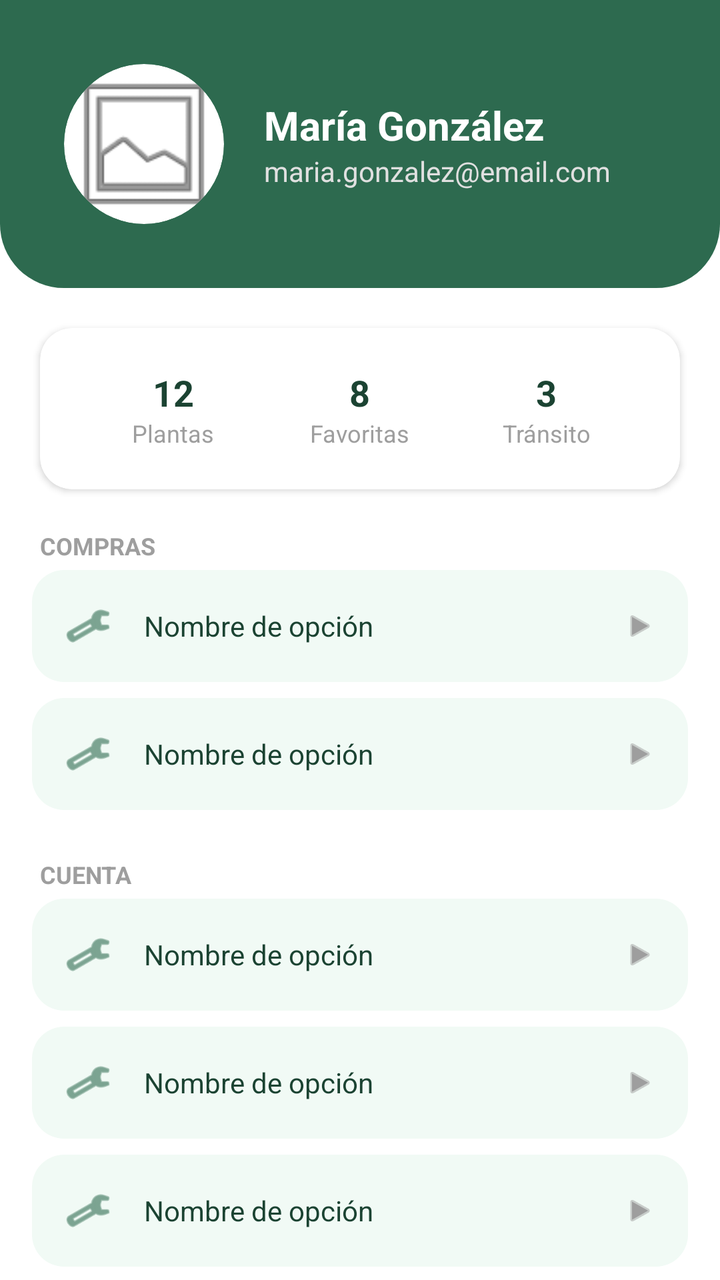
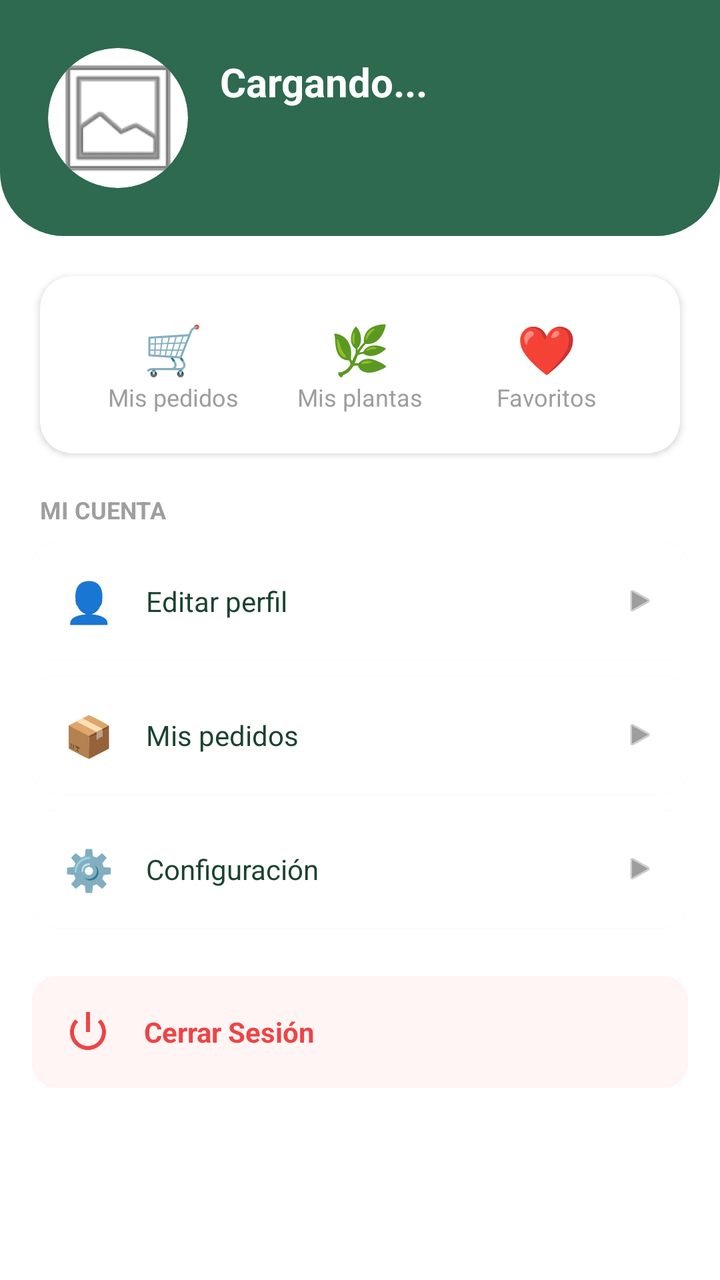

The first picture is an Android layout as it rendered before a commit; the second is the same layout after the commit. The layout source and the unified diff follow.
<!-- AndroidManifest.xml: application theme Theme.Plantifyapp -->
<!-- res/layout/fragment_profile.xml -->
<?xml version="1.0" encoding="utf-8"?>
<androidx.constraintlayout.widget.ConstraintLayout xmlns:android="http://schemas.android.com/apk/res/android"
    xmlns:app="http://schemas.android.com/apk/res-auto"
    xmlns:tools="http://schemas.android.com/tools"
    android:layout_width="match_parent"
    android:layout_height="match_parent"
    android:background="@color/white">

    
    <LinearLayout
        android:id="@+id/headerProfile"
        android:layout_width="match_parent"
        android:layout_height="wrap_content"
        android:background="@drawable/bg_header"
        android:gravity="center_vertical"
        android:orientation="horizontal"
        android:padding="32dp"
        app:layout_constraintTop_toTopOf="parent">

        <androidx.cardview.widget.CardView
            android:layout_width="80dp"
            android:layout_height="80dp"
            app:cardCornerRadius="40dp"
            app:cardElevation="0dp">
            <ImageView
                android:layout_width="match_parent"
                android:layout_height="match_parent"
                android:scaleType="centerCrop"
                android:src="@android:drawable/ic_menu_gallery" />
        </androidx.cardview.widget.CardView>

        <LinearLayout
            android:layout_width="wrap_content"
            android:layout_height="wrap_content"
            android:layout_marginStart="20dp"
            android:orientation="vertical">
            <TextView
                android:layout_width="wrap_content"
                android:layout_height="wrap_content"
                android:text="María González"
                android:textColor="@color/white"
                android:textSize="20sp"
                android:textStyle="bold" />
            <TextView
                android:layout_width="wrap_content"
                android:layout_height="wrap_content"
                android:text="maria.gonzalez@email.com"
                android:textColor="@color/text_white_secondary"
                android:textSize="14sp" />
        </LinearLayout>
    </LinearLayout>

    <androidx.core.widget.NestedScrollView
        android:layout_width="match_parent"
        android:layout_height="0dp"
        android:fillViewport="true"
        app:layout_constraintBottom_toBottomOf="parent"
        app:layout_constraintTop_toBottomOf="@id/headerProfile">

        <LinearLayout
            android:layout_width="match_parent"
            android:layout_height="wrap_content"
            android:orientation="vertical"
            android:paddingBottom="32dp">

            
            <androidx.cardview.widget.CardView
                android:layout_width="match_parent"
                android:layout_height="wrap_content"
                android:layout_margin="20dp"
                app:cardCornerRadius="16dp"
                app:cardElevation="2dp">
                <LinearLayout
                    android:layout_width="match_parent"
                    android:layout_height="wrap_content"
                    android:padding="20dp">
                    <LinearLayout
                        android:layout_width="0dp"
                        android:layout_height="wrap_content"
                        android:layout_weight="1"
                        android:gravity="center"
                        android:orientation="vertical">
                        <TextView android:layout_width="wrap_content" android:layout_height="wrap_content" android:text="12" android:textColor="@color/text_primary" android:textSize="18sp" android:textStyle="bold" />
                        <TextView android:layout_width="wrap_content" android:layout_height="wrap_content" android:text="Plantas" android:textColor="@color/gray_medium" android:textSize="12sp" />
                    </LinearLayout>
                    <LinearLayout
                        android:layout_width="0dp"
                        android:layout_height="wrap_content"
                        android:layout_weight="1"
                        android:gravity="center"
                        android:orientation="vertical">
                        <TextView android:layout_width="wrap_content" android:layout_height="wrap_content" android:text="8" android:textColor="@color/text_primary" android:textSize="18sp" android:textStyle="bold" />
                        <TextView android:layout_width="wrap_content" android:layout_height="wrap_content" android:text="Favoritas" android:textColor="@color/gray_medium" android:textSize="12sp" />
                    </LinearLayout>
                    <LinearLayout
                        android:layout_width="0dp"
                        android:layout_height="wrap_content"
                        android:layout_weight="1"
                        android:gravity="center"
                        android:orientation="vertical">
                        <TextView android:layout_width="wrap_content" android:layout_height="wrap_content" android:text="3" android:textColor="@color/text_primary" android:textSize="18sp" android:textStyle="bold" />
                        <TextView android:layout_width="wrap_content" android:layout_height="wrap_content" android:text="Tránsito" android:textColor="@color/gray_medium" android:textSize="12sp" />
                    </LinearLayout>
                </LinearLayout>
            </androidx.cardview.widget.CardView>

            <TextView android:layout_width="wrap_content" android:layout_height="wrap_content" android:layout_marginStart="20dp" android:text="COMPRAS" android:textColor="@color/gray_medium" android:textSize="12sp" android:textStyle="bold" />
            <include layout="@layout/item_profile_option" />
            <include layout="@layout/item_profile_option" />

            <TextView android:layout_width="wrap_content" android:layout_height="wrap_content" android:layout_marginStart="20dp" android:layout_marginTop="20dp" android:text="CUENTA" android:textColor="@color/gray_medium" android:textSize="12sp" android:textStyle="bold" />
            <include layout="@layout/item_profile_option" />
            <include layout="@layout/item_profile_option" />
            <include layout="@layout/item_profile_option" />

            <View android:layout_width="match_parent" android:layout_height="24dp" />

            
            <androidx.cardview.widget.CardView
                android:id="@+id/btnCardLogout"
                android:layout_width="match_parent"
                android:layout_height="wrap_content"
                android:layout_marginHorizontal="16dp"
                android:clickable="true"
                android:focusable="true"
                app:cardCornerRadius="12dp"
                app:cardElevation="0dp">
                <LinearLayout
                    android:layout_width="match_parent"
                    android:layout_height="wrap_content"
                    android:background="#FFF5F5"
                    android:gravity="center_vertical"
                    android:padding="16dp">
                    <ImageView
                        android:layout_width="24dp"
                        android:layout_height="24dp"
                        android:src="@android:drawable/ic_lock_power_off"
                        app:tint="#EF4444" />
                    <TextView
                        android:layout_width="wrap_content"
                        android:layout_height="wrap_content"
                        android:layout_marginStart="16dp"
                        android:text="Cerrar Sesión"
                        android:textColor="#EF4444"
                        android:textStyle="bold" />
                </LinearLayout>
            </androidx.cardview.widget.CardView>
        </LinearLayout>
    </androidx.core.widget.NestedScrollView>
</androidx.constraintlayout.widget.ConstraintLayout>
<!-- res/layout/item_profile_option.xml (included above) -->
<?xml version="1.0" encoding="utf-8"?>
<androidx.cardview.widget.CardView xmlns:android="http://schemas.android.com/apk/res/android"
    xmlns:app="http://schemas.android.com/apk/res-auto"
    android:layout_width="match_parent"
    android:layout_height="wrap_content"
    android:layout_marginHorizontal="16dp"
    android:layout_marginVertical="4dp"
    app:cardCornerRadius="12dp"
    app:cardElevation="0dp">

    <LinearLayout
        android:layout_width="match_parent"
        android:layout_height="wrap_content"
        android:background="@drawable/bg_category_card"
        android:gravity="center_vertical"
        android:orientation="horizontal"
        android:padding="16dp">

        <ImageView
            android:id="@+id/ivOptionIcon"
            android:layout_width="24dp"
            android:layout_height="24dp"
            android:src="@android:drawable/ic_menu_manage"
            app:tint="@color/green_primary" />

        <TextView
            android:id="@+id/tvOptionName"
            android:layout_width="0dp"
            android:layout_height="wrap_content"
            android:layout_marginStart="16dp"
            android:layout_weight="1"
            android:text="Nombre de opción"
            android:textColor="@color/text_primary"
            android:textSize="14sp" />

        <ImageView
            android:layout_width="16dp"
            android:layout_height="16dp"
            android:src="@android:drawable/ic_media_play"
            app:tint="@color/gray_medium" />
    </LinearLayout>
</androidx.cardview.widget.CardView>
<!-- resources referenced by this layout -->
<resources>
  <color name="gray_medium">#9E9E9E</color>
  <color name="green_primary">#2D6A4F</color>
  <color name="text_primary">#1B4332</color>
  <color name="text_white_secondary">#E0E0E0</color>
  <color name="white">#FFFFFFFF</color>
  <!-- drawable bg_category_card (drawable) -->
  <?xml version="1.0" encoding="utf-8"?>
  <shape xmlns:android="http://schemas.android.com/apk/res/android">
      <solid android:color="@color/category_bg" />
      <corners android:radius="16dp" />
  </shape>
  <!-- drawable bg_header (drawable) -->
  <?xml version="1.0" encoding="utf-8"?>
  <shape xmlns:android="http://schemas.android.com/apk/res/android">
      <solid android:color="@color/green_primary" />
      <corners
          android:bottomLeftRadius="32dp"
          android:bottomRightRadius="32dp" />
  </shape>
  <style name="Theme.Plantifyapp" parent="Base.Theme.Plantifyapp" />
  <color name="category_bg">#F1FAF5</color>
  <style name="Base.Theme.Plantifyapp" parent="Theme.Material3.DayNight.NoActionBar">
          
          
      </style>
</resources>

<!-- the commit's change to res/layout/fragment_profile.xml (unified diff, before → after) -->
@@ -1,7 +1,7 @@
 <?xml version="1.0" encoding="utf-8"?>
-<androidx.constraintlayout.widget.ConstraintLayout xmlns:android="http://schemas.android.com/apk/res/android"
+<androidx.constraintlayout.widget.ConstraintLayout
+    xmlns:android="http://schemas.android.com/apk/res/android"
     xmlns:app="http://schemas.android.com/apk/res-auto"
-    xmlns:tools="http://schemas.android.com/tools"
     android:layout_width="match_parent"
     android:layout_height="match_parent"
     android:background="@color/white">
@@ -12,50 +12,84 @@
         android:layout_width="match_parent"
         android:layout_height="wrap_content"
         android:background="@drawable/bg_header"
-        android:gravity="center_vertical"
-        android:orientation="horizontal"
-        android:padding="32dp"
+        android:orientation="vertical"
+        android:padding="24dp"
         app:layout_constraintTop_toTopOf="parent">
 
-        <androidx.cardview.widget.CardView
-            android:layout_width="80dp"
-            android:layout_height="80dp"
-            app:cardCornerRadius="40dp"
-            app:cardElevation="0dp">
-            <ImageView
-                android:layout_width="match_parent"
-                android:layout_height="match_parent"
-                android:scaleType="centerCrop"
-                android:src="@android:drawable/ic_menu_gallery" />
-        </androidx.cardview.widget.CardView>
-
         <LinearLayout
+            android:layout_width="match_parent"
+            android:layout_height="wrap_content"
+            android:orientation="horizontal"
+            android:gravity="center_vertical">
+
+            
+            <androidx.cardview.widget.CardView
+                android:layout_width="70dp"
+                android:layout_height="70dp"
+                app:cardCornerRadius="35dp"
+                app:cardElevation="0dp">
+                <ImageView
+                    android:id="@+id/ivUserPhoto"
+                    android:layout_width="match_parent"
+                    android:layout_height="match_parent"
+                    android:scaleType="centerCrop"
+                    android:src="@android:drawable/ic_menu_gallery"/>
+            </androidx.cardview.widget.CardView>
+
+            
+            <LinearLayout
+                android:layout_width="0dp"
+                android:layout_height="wrap_content"
+                android:layout_weight="1"
+                android:layout_marginStart="16dp"
+                android:orientation="vertical">
+
+                <TextView
+                    android:id="@+id/tvUserName"
+                    android:layout_width="wrap_content"
+                    android:layout_height="wrap_content"
+                    android:text="Cargando..."
+                    android:textColor="@color/white"
+                    android:textSize="20sp"
+                    android:textStyle="bold"/>
+
+                <TextView
+                    android:id="@+id/tvUserEmail"
+                    android:layout_width="wrap_content"
+                    android:layout_height="wrap_content"
+                    android:text=""
+                    android:textColor="@color/text_white_secondary"
+                    android:textSize="13sp"/>
+
+                <TextView
+                    android:id="@+id/tvUserRol"
+                    android:layout_width="wrap_content"
+                    android:layout_height="wrap_content"
+                    android:text=""
+                    android:textColor="@color/text_white_secondary"
+                    android:textSize="12sp"
+                    android:layout_marginTop="2dp"/>
+            </LinearLayout>
+        </LinearLayout>
+
+        
+        <ProgressBar
+            android:id="@+id/progressBarProfile"
             android:layout_width="wrap_content"
             android:layout_height="wrap_content"
-            android:layout_marginStart="20dp"
-            android:orientation="vertical">
-            <TextView
-                android:layout_width="wrap_content"
-                android:layout_height="wrap_content"
-                android:text="María González"
-                android:textColor="@color/white"
-                android:textSize="20sp"
-                android:textStyle="bold" />
-            <TextView
-                android:layout_width="wrap_content"
-                android:layout_height="wrap_content"
-                android:text="maria.gonzalez@email.com"
-                android:textColor="@color/text_white_secondary"
-                android:textSize="14sp" />
-        </LinearLayout>
+            android:layout_gravity="center"
+            android:indeterminateTint="@color/white"
+            android:visibility="gone"
+            android:layout_marginTop="8dp"/>
     </LinearLayout>
 
+    
     <androidx.core.widget.NestedScrollView
         android:layout_width="match_parent"
         android:layout_height="0dp"
         android:fillViewport="true"
-        app:layout_constraintBottom_toBottomOf="parent"
-        app:layout_constraintTop_toBottomOf="@id/headerProfile">
+        app:layout_constraintTop_toBottomOf="@id/headerProfile"
+        app:layout_constraintBottom_toBottomOf="parent">
 
         <LinearLayout
             android:layout_width="match_parent"
@@ -74,46 +108,182 @@
                     android:layout_width="match_parent"
                     android:layout_height="wrap_content"
                     android:padding="20dp">
+
                     <LinearLayout
                         android:layout_width="0dp"
                         android:layout_height="wrap_content"
                         android:layout_weight="1"
                         android:gravity="center"
                         android:orientation="vertical">
-                        <TextView android:layout_width="wrap_content" android:layout_height="wrap_content" android:text="12" android:textColor="@color/text_primary" android:textSize="18sp" android:textStyle="bold" />
-                        <TextView android:layout_width="wrap_content" android:layout_height="wrap_content" android:text="Plantas" android:textColor="@color/gray_medium" android:textSize="12sp" />
+                        <TextView
+                            android:layout_width="wrap_content"
+                            android:layout_height="wrap_content"
+                            android:text="🛒"
+                            android:textSize="24sp"/>
+                        <TextView
+                            android:layout_width="wrap_content"
+                            android:layout_height="wrap_content"
+                            android:text="Mis pedidos"
+                            android:textColor="@color/gray_medium"
+                            android:textSize="12sp"/>
                     </LinearLayout>
+
                     <LinearLayout
                         android:layout_width="0dp"
                         android:layout_height="wrap_content"
                         android:layout_weight="1"
                         android:gravity="center"
                         android:orientation="vertical">
-                        <TextView android:layout_width="wrap_content" android:layout_height="wrap_content" android:text="8" android:textColor="@color/text_primary" android:textSize="18sp" android:textStyle="bold" />
-                        <TextView android:layout_width="wrap_content" android:layout_height="wrap_content" android:text="Favoritas" android:textColor="@color/gray_medium" android:textSize="12sp" />
+                        <TextView
+                            android:layout_width="wrap_content"
+                            android:layout_height="wrap_content"
+                            android:text="🌿"
+                            android:textSize="24sp"/>
+                        <TextView
+                            android:layout_width="wrap_content"
+                            android:layout_height="wrap_content"
+                            android:text="Mis plantas"
+                            android:textColor="@color/gray_medium"
+                            android:textSize="12sp"/>
                     </LinearLayout>
+
                     <LinearLayout
                         android:layout_width="0dp"
                         android:layout_height="wrap_content"
                         android:layout_weight="1"
                         android:gravity="center"
                         android:orientation="vertical">
-                        <TextView android:layout_width="wrap_content" android:layout_height="wrap_content" android:text="3" android:textColor="@color/text_primary" android:textSize="18sp" android:textStyle="bold" />
-                        <TextView android:layout_width="wrap_content" android:layout_height="wrap_content" android:text="Tránsito" android:textColor="@color/gray_medium" android:textSize="12sp" />
+                        <TextView
+                            android:layout_width="wrap_content"
+                            android:layout_height="wrap_content"
+                            android:text="❤️"
+                            android:textSize="24sp"/>
+                        <TextView
+                            android:layout_width="wrap_content"
+                            android:layout_height="wrap_content"
+                            android:text="Favoritos"
+                            android:textColor="@color/gray_medium"
+                            android:textSize="12sp"/>
                     </LinearLayout>
                 </LinearLayout>
             </androidx.cardview.widget.CardView>
 
-            <TextView android:layout_width="wrap_content" android:layout_height="wrap_content" android:layout_marginStart="20dp" android:text="COMPRAS" android:textColor="@color/gray_medium" android:textSize="12sp" android:textStyle="bold" />
-            <include layout="@layout/item_profile_option" />
-            <include layout="@layout/item_profile_option" />
-
-            <TextView android:layout_width="wrap_content" android:layout_height="wrap_content" android:layout_marginStart="20dp" android:layout_marginTop="20dp" android:text="CUENTA" android:textColor="@color/gray_medium" android:textSize="12sp" android:textStyle="bold" />
-            <include layout="@layout/item_profile_option" />
-            <include layout="@layout/item_profile_option" />
-            <include layout="@layout/item_profile_option" />
-
-            <View android:layout_width="match_parent" android:layout_height="24dp" />
+            
+            <TextView
+                android:layout_width="wrap_content"
+                android:layout_height="wrap_content"
+                android:layout_marginStart="20dp"
+                android:layout_marginBottom="8dp"
+                android:text="MI CUENTA"
+                android:textColor="@color/gray_medium"
+                android:textSize="12sp"
+                android:textStyle="bold"/>
+
+            
+            <androidx.cardview.widget.CardView
+                android:id="@+id/cardEditarPerfil"
+                android:layout_width="match_parent"
+                android:layout_height="wrap_content"
+                android:layout_marginHorizontal="16dp"
+                android:layout_marginBottom="8dp"
+                app:cardCornerRadius="12dp"
+                app:cardElevation="1dp">
+                <LinearLayout
+                    android:layout_width="match_parent"
+                    android:layout_height="wrap_content"
+                    android:gravity="center_vertical"
+                    android:orientation="horizontal"
+                    android:padding="16dp">
+                    <TextView
+                        android:layout_width="wrap_content"
+                        android:layout_height="wrap_content"
+                        android:text="👤"
+                        android:textSize="20sp"/>
+                    <TextView
+                        android:layout_width="0dp"
+                        android:layout_height="wrap_content"
+                        android:layout_weight="1"
+                        android:layout_marginStart="16dp"
+                        android:text="Editar perfil"
+                        android:textColor="@color/text_primary"
+                        android:textSize="14sp"/>
+                    <ImageView
+                        android:layout_width="16dp"
+                        android:layout_height="16dp"
+                        android:src="@android:drawable/ic_media_play"
+                        app:tint="@color/gray_medium"/>
+                </LinearLayout>
+            </androidx.cardview.widget.CardView>
+
+            
+            <androidx.cardview.widget.CardView
+                android:layout_width="match_parent"
+                android:layout_height="wrap_content"
+                android:layout_marginHorizontal="16dp"
+                android:layout_marginBottom="8dp"
+                app:cardCornerRadius="12dp"
+                app:cardElevation="1dp">
+                <LinearLayout
+                    android:layout_width="match_parent"
+                    android:layout_height="wrap_content"
+                    android:gravity="center_vertical"
+                    android:orientation="horizontal"
+                    android:padding="16dp">
+                    <TextView
+                        android:layout_width="wrap_content"
+                        android:layout_height="wrap_content"
+                        android:text="📦"
+                        android:textSize="20sp"/>
+                    <TextView
+                        android:layout_width="0dp"
+                        android:layout_height="wrap_content"
+                        android:layout_weight="1"
+                        android:layout_marginStart="16dp"
+                        android:text="Mis pedidos"
+                        android:textColor="@color/text_primary"
+                        android:textSize="14sp"/>
+                    <ImageView
+                        android:layout_width="16dp"
+                        android:layout_height="16dp"
+                        android:src="@android:drawable/ic_media_play"
+                        app:tint="@color/gray_medium"/>
+                </LinearLayout>
+            </androidx.cardview.widget.CardView>
+
+            
+            <androidx.cardview.widget.CardView
+                android:layout_width="match_parent"
+                android:layout_height="wrap_content"
+                android:layout_marginHorizontal="16dp"
+                android:layout_marginBottom="24dp"
+                app:cardCornerRadius="12dp"
+                app:cardElevation="1dp">
+                <LinearLayout
+                    android:layout_width="match_parent"
+                    android:layout_height="wrap_content"
+                    android:gravity="center_vertical"
+                    android:orientation="horizontal"
+                    android:padding="16dp">
+                    <TextView
+                        android:layout_width="wrap_content"
+                        android:layout_height="wrap_content"
+                        android:text="⚙️"
+                        android:textSize="20sp"/>
+                    <TextView
+                        android:layout_width="0dp"
+                        android:layout_height="wrap_content"
+                        android:layout_weight="1"
+                        android:layout_marginStart="16dp"
+                        android:text="Configuración"
+                        android:textColor="@color/text_primary"
+                        android:textSize="14sp"/>
+                    <ImageView
+                        android:layout_width="16dp"
+                        android:layout_height="16dp"
+                        android:src="@android:drawable/ic_media_play"
+                        app:tint="@color/gray_medium"/>
+                </LinearLayout>
+            </androidx.cardview.widget.CardView>
 
             
             <androidx.cardview.widget.CardView
@@ -135,59 +305,18 @@
                         android:layout_width="24dp"
                         android:layout_height="24dp"
                         android:src="@android:drawable/ic_lock_power_off"
-                        app:tint="#EF4444" />
+                        app:tint="#EF4444"/>
                     <TextView
                         android:layout_width="wrap_content"
                         android:layout_height="wrap_content"
                         android:layout_marginStart="16dp"
                         android:text="Cerrar Sesión"
                         android:textColor="#EF4444"
-                        android:textStyle="bold" />
-                </LinearLayout>
-            </androidx.cardview.widget.CardView>
+                        android:textStyle="bold"/>
+                </LinearLayout>
+            </androidx.cardview.widget.CardView>
+
         </LinearLayout>
     </androidx.core.widget.NestedScrollView>
+
 </androidx.constraintlayout.widget.ConstraintLayout>
-<!-- res/layout/item_profile_option.xml (included above) -->
-<?xml version="1.0" encoding="utf-8"?>
-<androidx.cardview.widget.CardView xmlns:android="http://schemas.android.com/apk/res/android"
-    xmlns:app="http://schemas.android.com/apk/res-auto"
-    android:layout_width="match_parent"
-    android:layout_height="wrap_content"
-    android:layout_marginHorizontal="16dp"
-    android:layout_marginVertical="4dp"
-    app:cardCornerRadius="12dp"
-    app:cardElevation="0dp">
-
-    <LinearLayout
-        android:layout_width="match_parent"
-        android:layout_height="wrap_content"
-        android:background="@drawable/bg_category_card"
-        android:gravity="center_vertical"
-        android:orientation="horizontal"
-        android:padding="16dp">
-
-        <ImageView
-            android:id="@+id/ivOptionIcon"
-            android:layout_width="24dp"
-            android:layout_height="24dp"
-            android:src="@android:drawable/ic_menu_manage"
-            app:tint="@color/green_primary" />
-
-        <TextView
-            android:id="@+id/tvOptionName"
-            android:layout_width="0dp"
-            android:layout_height="wrap_content"
-            android:layout_marginStart="16dp"
-            android:layout_weight="1"
-            android:text="Nombre de opción"
-            android:textColor="@color/text_primary"
-            android:textSize="14sp" />
-
-        <ImageView
-            android:layout_width="16dp"
-            android:layout_height="16dp"
-            android:src="@android:drawable/ic_media_play"
-            app:tint="@color/gray_medium" />
-    </LinearLayout>
-</androidx.cardview.widget.CardView>
<!-- resource entries referenced after the edit -->
@@ -5,12 +5,6 @@
   <color name="text_primary">#1B4332</color>
   <color name="text_white_secondary">#E0E0E0</color>
   <color name="white">#FFFFFFFF</color>
-  <!-- drawable bg_category_card (drawable) -->
-  <?xml version="1.0" encoding="utf-8"?>
-  <shape xmlns:android="http://schemas.android.com/apk/res/android">
-      <solid android:color="@color/category_bg" />
-      <corners android:radius="16dp" />
-  </shape>
   <!-- drawable bg_header (drawable) -->
   <?xml version="1.0" encoding="utf-8"?>
   <shape xmlns:android="http://schemas.android.com/apk/res/android">
@@ -20,7 +14,6 @@
           android:bottomRightRadius="32dp" />
   </shape>
   <style name="Theme.Plantifyapp" parent="Base.Theme.Plantifyapp" />
-  <color name="category_bg">#F1FAF5</color>
   <style name="Base.Theme.Plantifyapp" parent="Theme.Material3.DayNight.NoActionBar">
           
           
